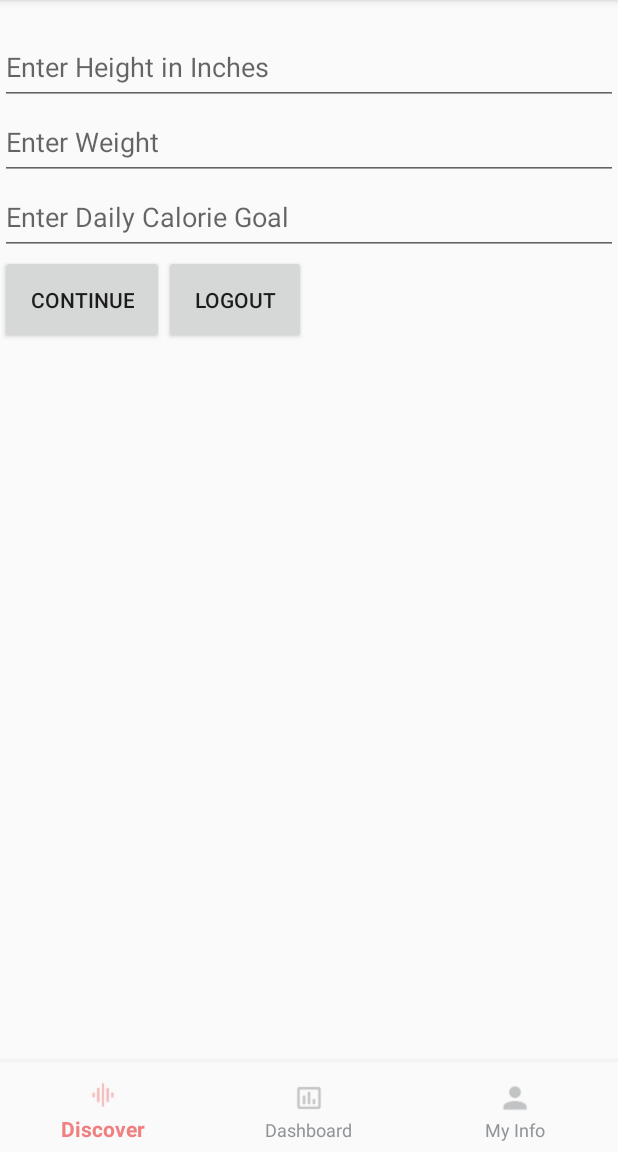
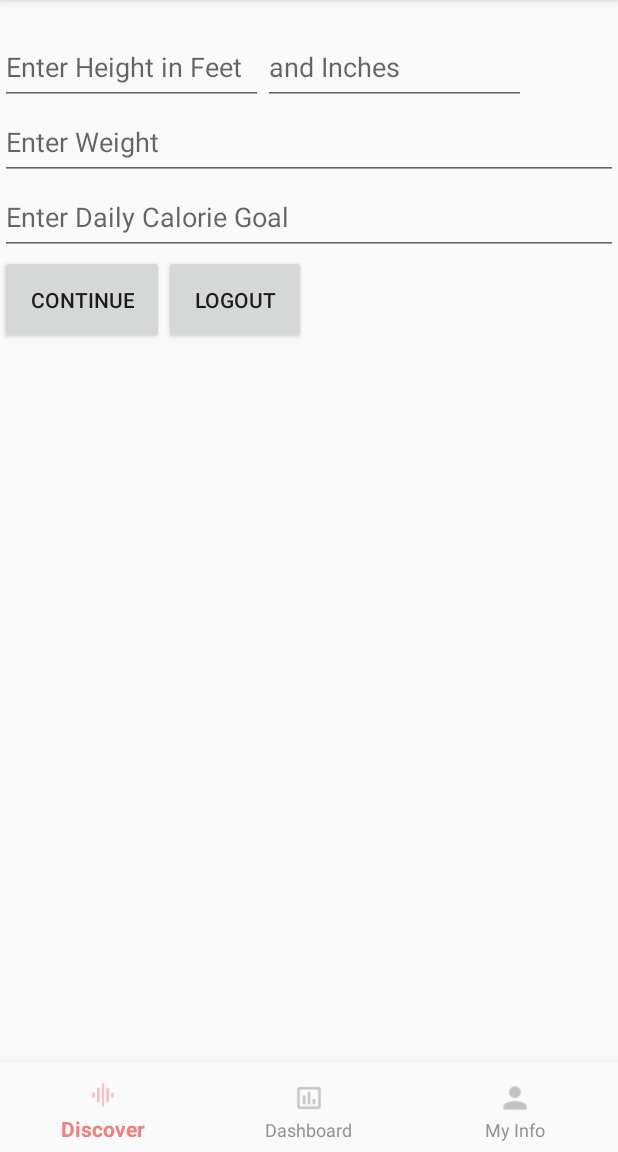
Before and after one commit to lilching/washu-gains-app, an Android app: the fragment InfoTab placed in its activity, on a phone screen of 412 x 824 dp, the part 84-1236 px from its top. Run offline under Robolectric (Android 15) with nearby library versions, the phone set to English and light mode, and no system bars; our stand-ins replace Firebase (no records; nobody signed in at launch, a user with empty details on screens opened directly).

Commit message:
editing info page

```diff
--- a/app/src/main/java/com/example/washugains/Fragment/InputFragments/ExerciseFragment.kt
+++ b/app/src/main/java/com/example/washugains/Fragment/InputFragments/ExerciseFragment.kt
@@ -82,6 +82,4 @@ class ExerciseFragment : Fragment() {
         val calories = ((MET*weight/2.2)*time/60) as Int
         return calories
     }
-
-    //hello
 }
--- a/app/src/main/java/com/example/washugains/Fragment/Tabs/InfoTab.kt
+++ b/app/src/main/java/com/example/washugains/Fragment/Tabs/InfoTab.kt
@@ -9,8 +9,10 @@ import android.widget.Button
 import androidx.fragment.app.Fragment
 import com.example.washugains.Activity.LoginPage
 import com.example.washugains.R
+import com.google.android.gms.tasks.OnCompleteListener
 import com.google.firebase.auth.FirebaseAuth
 import com.google.firebase.firestore.FirebaseFirestore
+import com.google.firebase.firestore.QuerySnapshot
 import kotlinx.android.synthetic.main.info_page.*
 
 class InfoTab : Fragment() {
@@ -30,6 +32,10 @@ class InfoTab : Fragment() {
     override fun onViewCreated(view: View, savedInstanceState: Bundle?) {
         super.onViewCreated(view, savedInstanceState)
         db = FirebaseFirestore.getInstance()
+        var feet = 0
+        var inches = 0
+        var weight = 0
+        var calories = 0
 
         val username = arguments?.getString("username")
         infoUserText.text = username
@@ -38,7 +44,17 @@ class InfoTab : Fragment() {
         logoutButton = logout
         updateButton = myInfoInput
 
-
+        db.collection("users").whereEqualTo("username", username).get()
+            .addOnCompleteListener(OnCompleteListener<QuerySnapshot> { task ->
+                if (task.isSuccessful) {
+                    for (document in task.result!!) {
+                        feet = document.get("feet").toString().toInt()
+                        inches = document.get("inches").toString().toInt()
+                        weight = document.get("weight").toString().toInt()
+                        calories = document.get("calories").toString().toInt()
+                    }
+                }
+            })
 
         logoutButton.setOnClickListener {
             val mAuth = FirebaseAuth.getInstance()
@@ -48,7 +64,8 @@ class InfoTab : Fragment() {
         }
 
         updateButton.setOnClickListener{
-            var height = myHeightInput.text.toString()
+            var feet = myFeetInput.text.toString()
+            var inches = myInchInput.text.toString()
             var weight = myWeightInput.text.toString()
             var calories = myCaloriesInput.text.toString()
 
--- a/app/src/main/res/layout/expandable_exercise_row.xml
+++ b/app/src/main/res/layout/expandable_exercise_row.xml
@@ -37,7 +37,7 @@
             android:layout_height="wrap_content"
             android:textColor="@android:color/white"
             android:padding="5dp"
-            android:text="CHILD"
+            android:text="minutes"
             />
 
     </LinearLayout>
--- a/app/src/main/res/layout/info_page.xml
+++ b/app/src/main/res/layout/info_page.xml
@@ -44,20 +44,37 @@
             android:text="User Info"
             android:textSize="40dp" />
     </LinearLayout>
-
-    <EditText
-        android:id="@+id/myHeightInput"
+    <LinearLayout
+        android:id="@+id/heightLayout"
         android:layout_width="match_parent"
-        android:inputType="number"
-        android:layout_height="50dp"
-        app:layout_constraintTop_toBottomOf="@id/infoLayout"
-        android:hint="Enter Height in Inches"
-        />
+        android:layout_height="wrap_content"
+        android:gravity="left"
+        android:orientation="horizontal"
+        app:layout_constraintTop_toBottomOf="@+id/infoLayout"
+        android:weightSum="1"
+        >
+        <EditText
+            android:id="@+id/myFeetInput"
+            android:layout_width="175dp"
+            android:inputType="number"
+            android:layout_height="50dp"
+            app:layout_constraintTop_toBottomOf="@id/infoLayout"
+            android:hint="Enter Height in Feet"
+            />
+        <EditText
+            android:id="@+id/myInchInput"
+            android:layout_width="175dp"
+            android:inputType="number"
+            android:layout_height="50dp"
+            app:layout_constraintTop_toBottomOf="@id/infoLayout"
+            android:hint="and Inches"
+            />
+    </LinearLayout>
     <EditText
         android:id="@+id/myWeightInput"
         android:layout_width="match_parent"
         android:layout_height="50dp"
-        app:layout_constraintTop_toBottomOf="@id/myHeightInput"
+        app:layout_constraintTop_toBottomOf="@id/heightLayout"
         android:inputType="number"
         android:hint="Enter Weight"
         />
```
